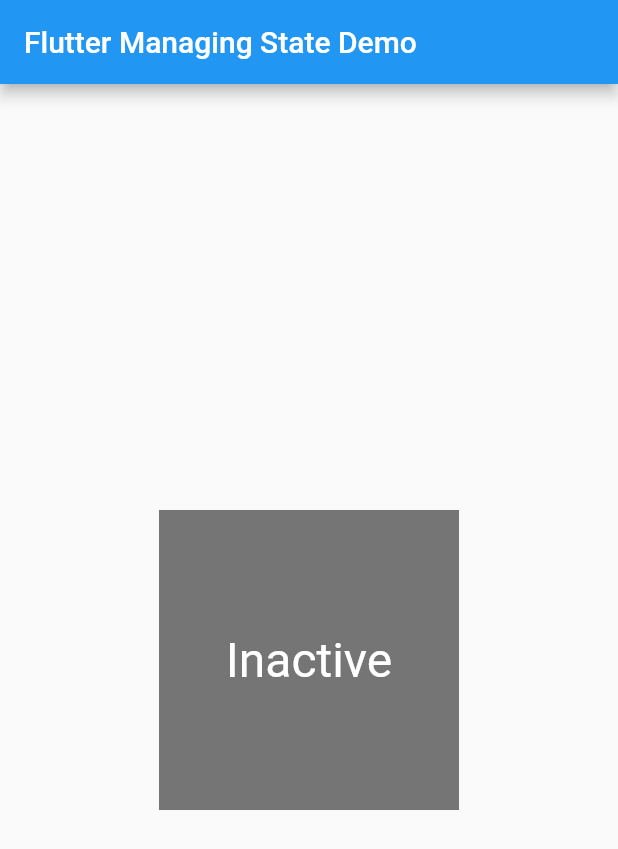
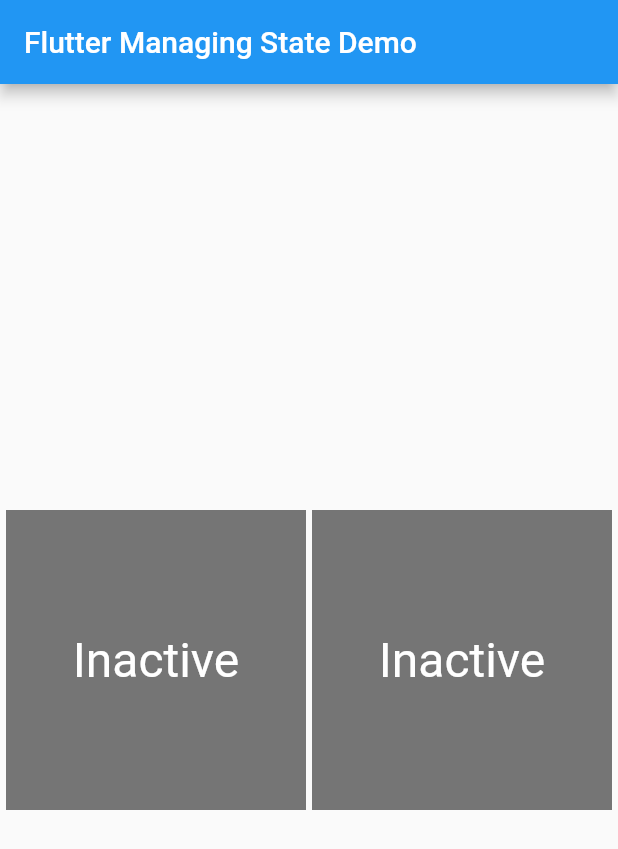
Before and after one commit to bwnyasse/flutter-box, a Flutter app: the screen it shows after launch, on a phone screen of 412 x 824 dp. Shown: the top 849 px of the screen. Run offline on Flutter 3.47's test engine with Material 2 defaults, Android fonts, the phone set to English and light mode, and no system bars.

Commit message:
[m_s] parent widget manage widget's state

```diff
--- a/managing_state/lib/main.dart
+++ b/managing_state/lib/main.dart
@@ -1,5 +1,5 @@
 import 'package:flutter/material.dart';
-
+import 'package:flutter/foundation.dart';
 
 // TapboxA manages its own state.
 
@@ -40,6 +40,68 @@ class _TapboxAState extends State<TapboxA> {
   }
 }
 
+//------------------------- TapboxB ----------------------------------
+
+class TapboxB extends StatelessWidget {
+  TapboxB({Key key, this.active: false, @required this.onChanged})
+      : super(key: key);
+
+  final bool active;
+  final ValueChanged<bool> onChanged;
+
+  void _handleTap() {
+    onChanged(!active);
+  }
+
+  Widget build(BuildContext context) {
+    return new GestureDetector(
+      onTap: _handleTap,
+      child: new Container(
+        child: new Center(
+          child: new Text(
+            active ? 'Active' : 'Inactive',
+            style: new TextStyle(fontSize: 32.0, color: Colors.white),
+          ),
+        ),
+        width: 200.0,
+        height: 200.0,
+        decoration: new BoxDecoration(
+          color: active ? Colors.lightGreen[700] : Colors.grey[600],
+        ),
+      ),
+    );
+  }
+}
+
+// ParentWidget manages the state for TapboxB.
+
+//------------------------ ParentWidget --------------------------------
+
+class ParentWidget extends StatefulWidget {
+  @override
+  _ParentWidgetState createState() => new _ParentWidgetState();
+}
+
+class _ParentWidgetState extends State<ParentWidget> {
+  bool _active = false;
+
+  void _handleTapboxChanged(bool newValue) {
+    setState(() {
+      _active = newValue;
+    });
+  }
+
+  @override
+  Widget build(BuildContext context) {
+    return new Container(
+      child: new TapboxB(
+        active: _active,
+        onChanged: _handleTapboxChanged,
+      ),
+    );
+  }
+}
+
 //------------------------- My App ------------------------------
 class MyApp extends StatelessWidget {
   // This widget is the root of your application.
@@ -52,7 +114,13 @@ class MyApp extends StatelessWidget {
           title: new Text('Flutter Managing State Demo'),
         ),
         body: new Center(
-          child: new TapboxA(),
+          child: new Row(
+            mainAxisAlignment: MainAxisAlignment.spaceEvenly,
+            children: <Widget>[
+              new TapboxA(),
+              new ParentWidget()
+            ],
+          ),
         ),
       )
     );
```
